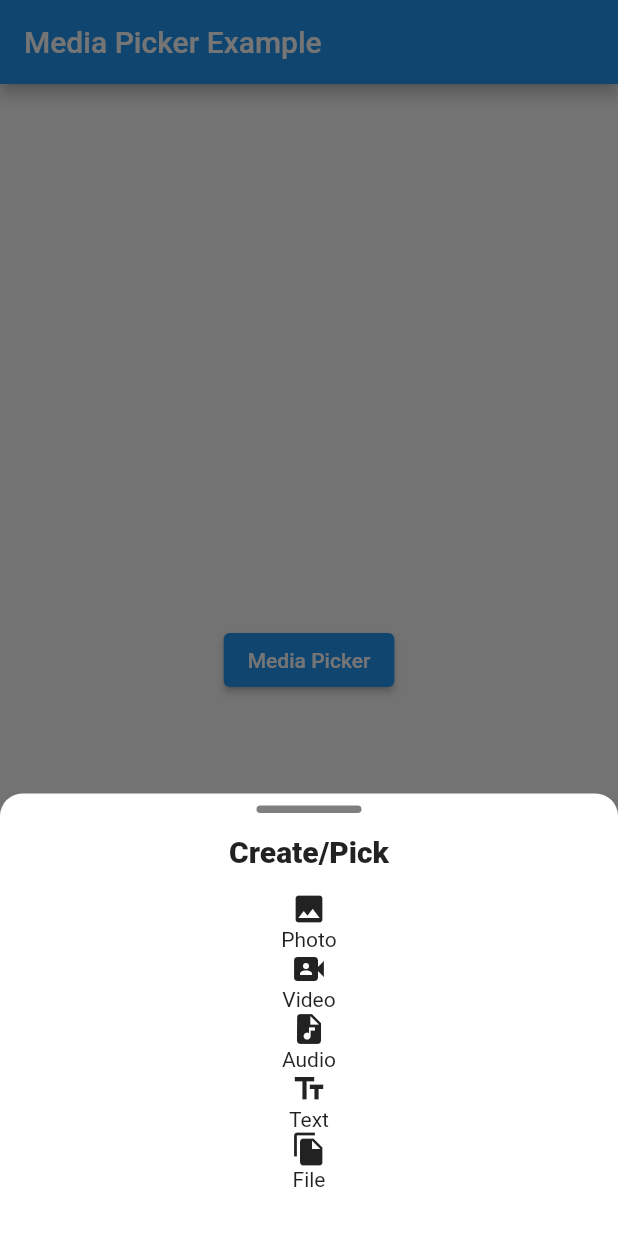
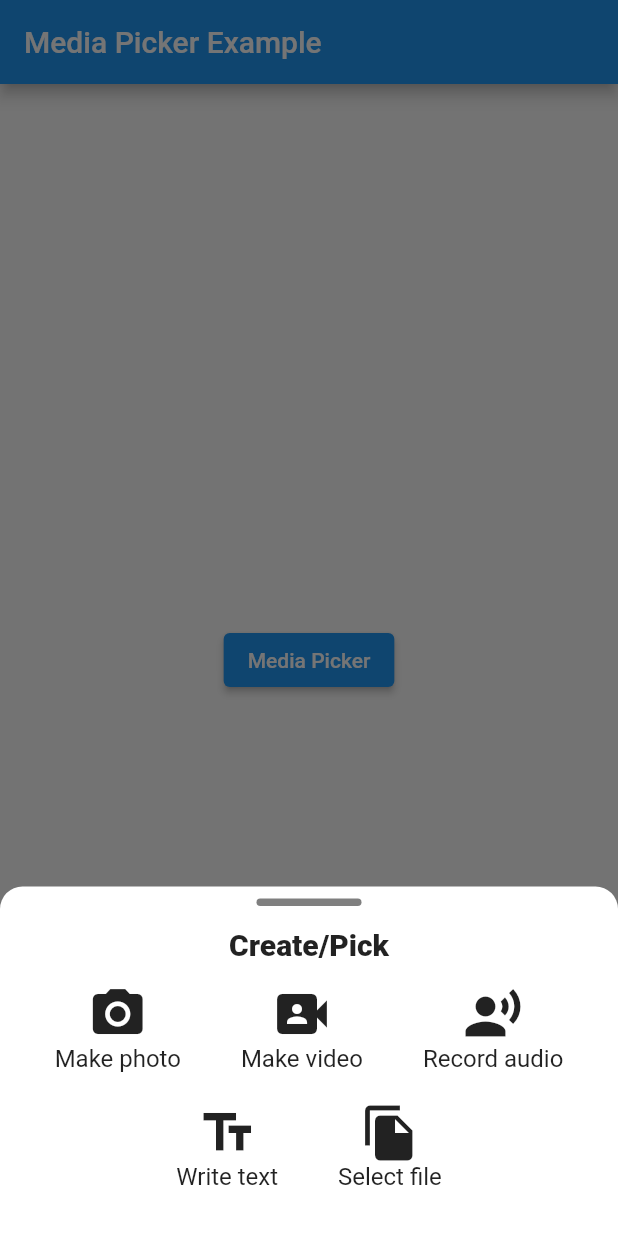
Before and after one commit to Iconica-Development/flutter_media_picker, a Flutter app: the screen it shows after launch, after a tap on "Media Picker", on a phone screen of 412 x 824 dp. Run offline on Flutter 3.47's test engine with Material 2 defaults, Android fonts, the phone set to English and light mode, and no system bars; our stand-ins replace file_picker, hooks_riverpod, image_picker, logger, permission_handler, video_player; missing offline and left inert: dart:html, flutter_form, flutter_sound.

Commit message:
feat: added icon mode

````diff
--- a/example/lib/media_picker.dart
+++ b/example/lib/media_picker.dart
@@ -58,10 +58,14 @@ class _MediaPickerState extends ConsumerState<MediaPickerPage> {
               const SizedBox(
                 height: 15,
               ),
+              // Icons example of Media Picker
               MediaPicker(
                 buttonType: ButtonType.icons,
+                horizontalSpacing: 40,
+                verticalSpacing: 20,
                 mediaPickerInputs: [
                   MediaPickerInputPhoto(
+                    label: "Make photo",
                     pickFile: mediaService.pickImageFile,
                     checkPageSettings: {
                       'title': 'Share photo',
@@ -73,6 +77,7 @@ class _MediaPickerState extends ConsumerState<MediaPickerPage> {
                     },
                   ),
                   MediaPickerInputVideo(
+                    label: "Make video",
                     pickFile: mediaService.pickVideoFile,
                     videoPlayerFactory: MediaPickerVideoPlayerFactory(),
                     checkPageSettings: {
@@ -86,6 +91,7 @@ class _MediaPickerState extends ConsumerState<MediaPickerPage> {
                   ),
                   if (!kIsWeb)
                     MediaPickerInputAudio(
+                      label: "Record audio",
                       checkPageSettings: {'title': 'Share audio'},
                       onComplete: (MediaResult result) {
                         Navigator.pop(context);
@@ -93,12 +99,14 @@ class _MediaPickerState extends ConsumerState<MediaPickerPage> {
                       audioService: audioService,
                     ),
                   MediaPickerInputText(
+                    label: "Write text",
                     checkPageSettings: {'title': 'Share text'},
                     onComplete: (MediaResult result) {
                       Navigator.pop(context);
                     },
                   ),
                   MediaPickerInputFile(
+                    label: "Select file",
                     pickFile: mediaService.pickFile,
                     fileExtensions: [
                       'pdf',
@@ -128,6 +136,83 @@ class _MediaPickerState extends ConsumerState<MediaPickerPage> {
                   onComplete: onComplete,
                 ),
               ),
+
+              // Text example of Media Picker
+              // MediaPicker(
+              //   buttonType: ButtonType.text,
+              //   mediaPickerInputs: [
+              //     MediaPickerInputPhoto(
+              //       label: "Make photo",
+              //       pickFile: mediaService.pickImageFile,
+              //       checkPageSettings: {
+              //         'title': 'Share photo',
+              //         'width': 125.0,
+              //         'height': 200.0,
+              //       },
+              //       onComplete: (MediaResult result) {
+              //         Navigator.pop(context);
+              //       },
+              //     ),
+              //     MediaPickerInputVideo(
+              //       label: "Make video",
+              //       pickFile: mediaService.pickVideoFile,
+              //       videoPlayerFactory: MediaPickerVideoPlayerFactory(),
+              //       checkPageSettings: {
+              //         'title': 'Share video',
+              //         'width': 122.5,
+              //         'height': 200.0,
+              //       },
+              //       onComplete: (MediaResult result) {
+              //         Navigator.pop(context);
+              //       },
+              //     ),
+              //     if (!kIsWeb)
+              //       MediaPickerInputAudio(
+              //         label: "Record audio",
+              //         checkPageSettings: {'title': 'Share audio'},
+              //         onComplete: (MediaResult result) {
+              //           Navigator.pop(context);
+              //         },
+              //         audioService: audioService,
+              //       ),
+              //     MediaPickerInputText(
+              //       label: "Write text",
+              //       checkPageSettings: {'title': 'Share text'},
+              //       onComplete: (MediaResult result) {
+              //         Navigator.pop(context);
+              //       },
+              //     ),
+              //     MediaPickerInputFile(
+              //       label: "Select file",
+              //       pickFile: mediaService.pickFile,
+              //       fileExtensions: [
+              //         'pdf',
+              //         'doc',
+              //         'png',
+              //         'jpg',
+              //         'docx',
+              //         'bmp',
+              //         'gif',
+              //         'txt',
+              //       ],
+              //       checkPageSettings: {
+              //         'title': 'Share file',
+              //       },
+              //       onComplete: (MediaResult result) {
+              //         Navigator.pop(context);
+              //       },
+              //     ),
+              //   ],
+              //   mediaCheckPage: (Widget displayResult,
+              //           Map<String, dynamic>? inputSettings,
+              //           Function onComplete) =>
+              //       MediaCheckPage(
+              //     cancel: widget.callback,
+              //     displayResult: displayResult,
+              //     inputSettings: inputSettings ?? {},
+              //     onComplete: onComplete,
+              //   ),
+              // ),
               const SizedBox(
                 height: 30,
               ),
--- a/lib/src/abstracts/media_picker_input.dart
+++ b/lib/src/abstracts/media_picker_input.dart
@@ -5,6 +5,7 @@
 import 'package:flutter/material.dart';
 import 'package:flutter_media_picker/src/enums/button_type.dart';
 import 'package:flutter_media_picker/src/media_result.dart';
+import 'package:flutter_media_picker/src/widgets/icon_button_with_text.dart';
 
 /// Abstract class for inputs used by [MediaPicker].
 ///
@@ -24,7 +25,7 @@ import 'package:flutter_media_picker/src/media_result.dart';
 abstract class MediaPickerInput {
   String label = "Media Picker input";
 
-  Widget icon = const Icon(Icons.image);
+  Widget icon = const IconButtonWithText();
 
   Future<MediaResult> onPressed(BuildContext context);
 
--- a/lib/src/inputs/input_audio.dart
+++ b/lib/src/inputs/input_audio.dart
@@ -7,21 +7,24 @@ import 'dart:io';
 
 import 'package:flutter/material.dart';
 import 'package:flutter_media_picker/flutter_media_picker.dart';
+import 'package:flutter_media_picker/src/widgets/icon_button_with_text.dart';
 import 'package:hooks_riverpod/hooks_riverpod.dart';
 import 'package:intl/intl.dart';
 
 /// Input for audio used by [MediaPicker].
 ///
-/// This feature is only usable for nativa applications.
+/// This feature is only usable for native applications.
 class MediaPickerInputAudio implements MediaPickerInput {
   MediaPickerInputAudio({
     this.label = "Audio",
-    this.icon = const Icon(Icons.audio_file),
     this.checkPageSettings,
     this.onComplete,
     required this.audioService,
     this.inputStyling,
-  });
+  }) : icon = IconButtonWithText(
+          icon: Icons.record_voice_over,
+          iconText: label,
+        );
 
   final AudioService audioService;
 
--- a/lib/src/inputs/input_file.dart
+++ b/lib/src/inputs/input_file.dart
@@ -4,11 +4,9 @@
 
 import 'package:file_picker/file_picker.dart';
 import 'package:flutter/material.dart';
-import 'package:flutter_media_picker/src/abstracts/media_picker_input.dart';
+import 'package:flutter_media_picker/src/widgets/icon_button_with_text.dart';
 
 import 'package:path/path.dart' as path;
-
-import 'package:flutter_media_picker/src/media_result.dart';
 
 import '../../flutter_media_picker.dart';
 
@@ -16,12 +14,11 @@ import '../../flutter_media_picker.dart';
 class MediaPickerInputFile implements MediaPickerInput {
   MediaPickerInputFile({
     this.label = "File",
-    this.icon = const Icon(Icons.file_copy),
     this.fileExtensions = const ['pdf', 'jpg', 'png'],
     this.checkPageSettings,
     this.onComplete,
     this.pickFile,
-  });
+  }) : icon = IconButtonWithText(icon: Icons.file_copy, iconText: label,);
 
   final Future<FilePickerResult?> Function(List<String>)? pickFile;
   final List<String> fileExtensions;
--- a/lib/src/inputs/input_photo.dart
+++ b/lib/src/inputs/input_photo.dart
@@ -8,16 +8,19 @@ import 'package:flutter/material.dart';
 import 'package:flutter_media_picker/src/abstracts/media_picker_input.dart';
 
 import 'package:flutter_media_picker/src/media_result.dart';
+import 'package:flutter_media_picker/src/widgets/icon_button_with_text.dart';
 
 /// Input for photo used by [MediaPicker].
 class MediaPickerInputPhoto implements MediaPickerInput {
   MediaPickerInputPhoto({
     this.label = "Photo",
-    this.icon = const Icon(Icons.image),
     this.checkPageSettings,
     this.onComplete,
     this.pickFile,
-  });
+  }) : icon = IconButtonWithText(
+          icon: Icons.camera_alt,
+          iconText: label,
+        );
 
   final Future<Uint8List?> Function()? pickFile;
 
--- a/lib/src/inputs/input_text.dart
+++ b/lib/src/inputs/input_text.dart
@@ -6,16 +6,19 @@ import 'package:flutter/material.dart';
 import 'package:flutter_form/flutter_form.dart';
 import 'package:flutter_media_picker/src/abstracts/media_picker_input.dart';
 import 'package:flutter_media_picker/src/media_result.dart';
+import 'package:flutter_media_picker/src/widgets/icon_button_with_text.dart';
 import 'package:hooks_riverpod/hooks_riverpod.dart';
 
 /// Input for text used by [MediaPicker].
 class MediaPickerInputText implements MediaPickerInput {
   MediaPickerInputText({
     this.label = "Text",
-    this.icon = const Icon(Icons.text_fields),
     this.checkPageSettings,
     this.onComplete,
-  });
+  }) : icon = IconButtonWithText(
+          icon: Icons.text_fields,
+          iconText: label,
+        );
 
   @override
   String label;
--- a/lib/src/inputs/input_video.dart
+++ b/lib/src/inputs/input_video.dart
@@ -6,17 +6,17 @@ import 'dart:typed_data';
 
 import 'package:flutter/material.dart';
 import 'package:flutter_media_picker/flutter_media_picker.dart';
+import 'package:flutter_media_picker/src/widgets/icon_button_with_text.dart';
 
 /// Input for video used by [MediaPicker].
 class MediaPickerInputVideo implements MediaPickerInput {
   MediaPickerInputVideo({
     this.label = "Video",
-    this.icon = const Icon(Icons.video_camera_front),
     this.checkPageSettings,
     this.onComplete,
     this.pickFile,
     required this.videoPlayerFactory,
-  });
+  }) : icon = IconButtonWithText(icon: Icons.video_camera_front, iconText: label,);
 
   final Future<Uint8List?> Function()? pickFile;
   final VideoPlayerFactory videoPlayerFactory;
--- a/lib/src/media_picker.dart
+++ b/lib/src/media_picker.dart
@@ -100,6 +100,7 @@ import '../flutter_media_picker.dart';
 ///   ],
 /// );
 ///```
+
 class MediaPicker extends ConsumerWidget {
   const MediaPicker({
     this.mediaPickerInputs,
@@ -108,6 +109,8 @@ class MediaPicker extends ConsumerWidget {
     this.onComplete,
     this.mediaCheckPage,
     this.buttonType = ButtonType.text,
+    this.horizontalSpacing = 0,
+    this.verticalSpacing = 0,
     Key? key,
   }) : super(key: key);
 
@@ -117,6 +120,8 @@ class MediaPicker extends ConsumerWidget {
       iconButton;
   final void Function(MediaResult result)? onComplete;
   final ButtonType buttonType;
+  final double horizontalSpacing;
+  final double verticalSpacing;
   final Widget Function(
       Widget displayResult,
       Map<String, dynamic>? inputSettings,
@@ -139,7 +144,11 @@ class MediaPicker extends ConsumerWidget {
       inputs = mediaPickerInputs!;
     }
 
-    return Column(
+    return Wrap(
+      alignment: WrapAlignment.center,
+      direction: Axis.horizontal,
+      spacing: horizontalSpacing,
+      runSpacing: verticalSpacing,
       children: [
         if (buttonType == ButtonType.text) ...[
           for (final input in inputs) ...[
@@ -180,17 +189,17 @@ class MediaPicker extends ConsumerWidget {
           for (final input in inputs) ...[
             iconButton?.call(input.label, input.icon, (BuildContext ct) async {
                   await onPressedMediaType(ct, input);
-                }) ?? GestureDetector(
+                }) ??
+                GestureDetector(
                   onTap: () async {
                     await onPressedMediaType(context, input);
                   },
-              child: Column(
+                  child: Wrap(
                     children: [
                       input.icon,
-                  Text(input.label),
                     ],
                   ),
-            )
+                ),
           ],
         ]
       ],
--- /dev/null
+++ b/lib/src/widgets/icon_button_with_text.dart
@@ -0,0 +1,37 @@
+import 'package:flutter/material.dart';
+
+class IconButtonWithText extends StatelessWidget {
+  const IconButtonWithText({
+    super.key,
+    this.iconSize = 40,
+    this.iconText = "Button",
+    this.iconTextSize = 16,
+    this.icon = Icons.file_copy,
+  });
+
+  final double iconSize;
+  final String iconText;
+  final double iconTextSize;
+  final IconData icon;
+
+  @override
+  Widget build(BuildContext context) {
+
+    return FittedBox(
+      fit: BoxFit.fitHeight,
+      child: Column(
+        children: [
+          Icon(
+            icon,
+            size: iconSize,
+          ),
+          Text(
+            iconText,
+            style: TextStyle(fontSize: iconTextSize),
+            textAlign: TextAlign.center,
+          ),
+        ],
+      ),
+    );
+  }
+}
--- a/pubspec.yaml
+++ b/pubspec.yaml
@@ -12,10 +12,8 @@ dependencies:
   flutter:
     sdk: flutter
 
-  flutter_image_picker:
-    git:
-      url: https://github.com/Iconica-Development/flutter_image_picker
-      ref: 1.0.3
+  path: any
+  image_picker: any
   file_picker: any
   video_player: any
   path_provider: any
````
Also changed, not shown: example/pubspec.lock, 1 other file. Lines whose indentation alone changed are shown as unchanged.
